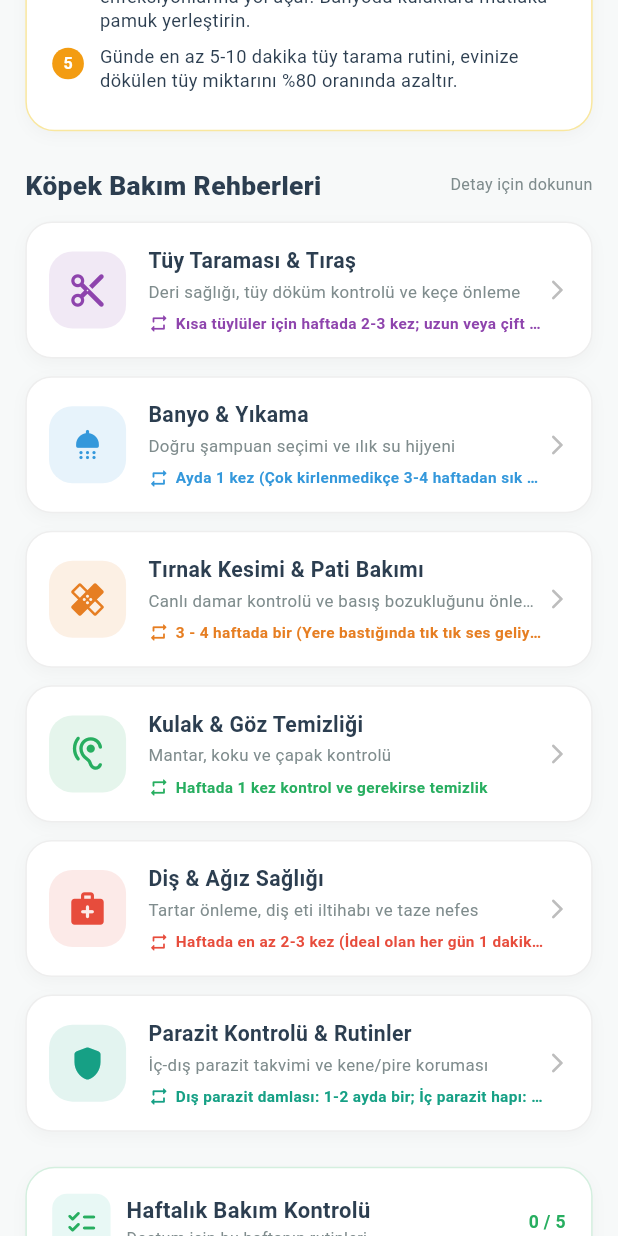
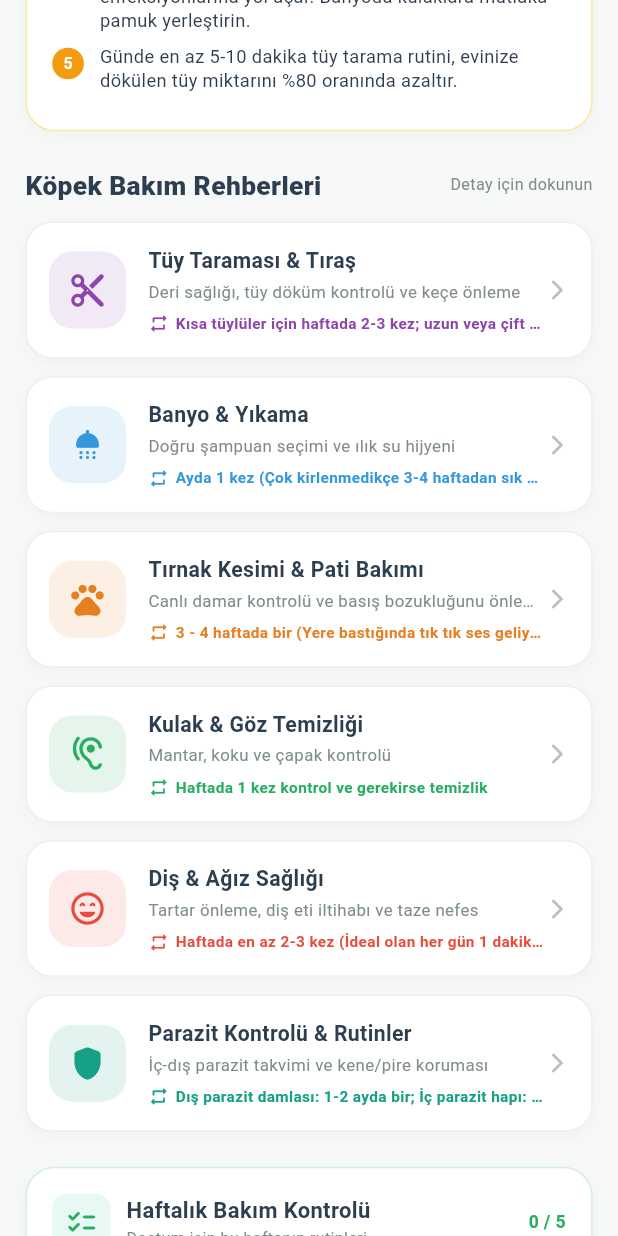
Before and after one commit to OmerKarabalik/PatiRehber, a Flutter app: the CareDashboardScreen screen opened directly, scrolled down 576 dp, on a phone screen of 412 x 824 dp. Run offline on Flutter 3.47's test engine with Material 3 defaults, Android fonts, the phone set to English and light mode, and no system bars; our stand-ins replace cloud_firestore, firebase_auth, firebase_core, flutter_local_notifications, flutter_screenutil, font_awesome_flutter and 8 more; accounts and stored records are empty; network calls fail.

Commit message:
fix(icons): replace all medical cross and plus icons with neutral health icons across app

```diff
--- a/lib/screens/care/care_dashboard_screen.dart
+++ b/lib/screens/care/care_dashboard_screen.dart
@@ -404,7 +404,7 @@ class _CareDashboardScreenState extends State<CareDashboardScreen> {
                           child: Row(
                             crossAxisAlignment: CrossAxisAlignment.start,
                             children: [
-                              const Icon(Icons.health_and_safety_rounded, color: Color(0xFF16A085), size: 24),
+                              const Icon(Icons.lightbulb_rounded, color: Color(0xFF16A085), size: 24),
                               SizedBox(width: 12.w),
                               Expanded(
                                 child: Column(
--- a/lib/screens/health/health_dashboard_screen.dart
+++ b/lib/screens/health/health_dashboard_screen.dart
@@ -186,7 +186,7 @@ class _HealthDashboardScreenState extends State<HealthDashboardScreen> {
         'key': 'vet_appointments',
         'title': appLang.translate('vet_appointments'),
         'subtitle': appLang.translate('vet_appointments_sub'),
-        'icon': Icons.medical_services_outlined,
+        'icon': Icons.event_available_rounded,
         'iconColor': Color(0xFFF39C12),
         'bgColor': Color(0xFFF39C12).withOpacity(0.1),
       },
--- a/lib/screens/health/health_records_screen.dart
+++ b/lib/screens/health/health_records_screen.dart
@@ -49,13 +49,13 @@ class _HealthRecordsScreenState extends State<HealthRecordsScreen> {
   IconData _getIconForCategory(String category) {
     switch (category) {
       case 'Muayene':
-        return Icons.medical_services_rounded;
+        return Icons.monitor_heart_rounded;
       case 'Check-up':
         return Icons.verified_user_rounded;
       case 'Aşı/Parazit':
         return Icons.vaccines_rounded;
       case 'Ameliyat':
-        return Icons.healing_rounded;
+        return Icons.content_cut_rounded;
       case 'Tahlil':
         return Icons.biotech_rounded;
       case 'Diş':
--- a/lib/screens/health/vet_appointments_screen.dart
+++ b/lib/screens/health/vet_appointments_screen.dart
@@ -169,7 +169,7 @@ class _VetAppointmentsScreenState extends State<VetAppointmentsScreen> {
                       controller: titleController,
                       decoration: InputDecoration(
                         labelText: appLang.translate('appointment_reason'),
-                        prefixIcon: const Icon(Icons.medical_services_outlined),
+                        prefixIcon: const Icon(Icons.assignment_rounded),
                         border: OutlineInputBorder(borderRadius: BorderRadius.circular(12.r)),
                       ),
                       onChanged: (val) {
--- a/lib/screens/home_screen.dart
+++ b/lib/screens/home_screen.dart
@@ -92,7 +92,7 @@ class _HomeScreenState extends State<HomeScreen> {
         title: appLang.translateDynamic('Acil Durum & İlk Yardım'),
         category: appLang.translateDynamic('Acil Durum'),
         subtitle: appLang.translateDynamic('Zehirlenme, kanama, sıcak çarpması ve kırık müdahalesi'),
-        icon: Icons.emergency_rounded,
+        icon: Icons.notifications_active_rounded,
         color: const Color(0xFFC0392B),
         keywords: ['acil', 'zehirlenme', 'kanama', 'sıcak çarpması', 'kaza', 'düşme', 'nefes', 'ilk yardım', 'koma', 'emergency', 'notfall', 'urgence'],
         destination: () => EmergencyScreen(),
@@ -101,7 +101,7 @@ class _HomeScreenState extends State<HomeScreen> {
         title: appLang.translateDynamic('Hastalık Belirtileri & Teşhis'),
         category: appLang.translate('health'),
         subtitle: appLang.translateDynamic('İştahsızlık, halsizlik, kaşınma ve alarm veren semptomlar'),
-        icon: Icons.health_and_safety_rounded,
+        icon: Icons.search_rounded,
         color: const Color(0xFFE67E22),
         keywords: ['belirti', 'hastalık', 'iştahsızlık', 'kusma', 'ishal', 'halsizlik', 'kaşınma', 'tüy dökme', 'ateş', 'symptom', 'disease'],
         destination: () => DiseaseSymptomsScreen(),
@@ -704,7 +704,7 @@ class _HomeScreenState extends State<HomeScreen> {
 
   Widget _buildGridMenu(BuildContext context, AppLanguage appLang, double screenWidth) {
     final List<Map<String, dynamic>> categories = [
-      {'key': 'health', 'title': appLang.translate('health'), 'subtitle': appLang.translate('health_sub'), 'icon': Icons.medical_services_rounded, 'color': AppTheme.iconHealth},
+      {'key': 'health', 'title': appLang.translate('health'), 'subtitle': appLang.translate('health_sub'), 'icon': Icons.favorite_rounded, 'color': AppTheme.iconHealth},
       {'key': 'nutrition', 'title': appLang.translate('nutrition'), 'subtitle': appLang.translate('nutrition_sub'), 'icon': Icons.food_bank_rounded, 'color': AppTheme.iconNutrition},
       {'key': 'care', 'title': appLang.translate('care'), 'subtitle': appLang.translate('care_sub'), 'icon': Icons.spa_rounded, 'color': AppTheme.iconCare},
       {'key': 'education', 'title': appLang.translate('education'), 'subtitle': appLang.translate('education_sub'), 'icon': Icons.school_rounded, 'color': AppTheme.iconEducation},
--- a/lib/screens/my_pet_tracking_screen.dart
+++ b/lib/screens/my_pet_tracking_screen.dart
@@ -406,7 +406,7 @@ class _MyPetTrackingScreenState extends State<MyPetTrackingScreen> {
                         children: [
                           Row(
                             children: [
-                              Icon(Icons.health_and_safety_rounded, color: isNeutered ? const Color(0xFF27AE60) : Colors.grey, size: 22),
+                              Icon(Icons.verified_user_rounded, color: isNeutered ? const Color(0xFF27AE60) : Colors.grey, size: 22),
                               SizedBox(width: 10.w),
                               Text(AppLanguage.of(context).translate('is_neutered_question'), style: TextStyle(fontWeight: FontWeight.bold, fontSize: 13.sp)),
                             ],
--- a/lib/screens/nutrition/nutrition_dashboard_screen.dart
+++ b/lib/screens/nutrition/nutrition_dashboard_screen.dart
@@ -550,7 +550,7 @@ class _NutritionDashboardScreenState extends State<NutritionDashboardScreen> {
     {
       'name': 'Pişmiş Kemikler',
       'category': '⚠️ Dikkatli Verilmeli',
-      'icon': Icons.health_and_safety_rounded,
+      'icon': Icons.warning_amber_rounded,
       'color': const Color(0xFFE67E22),
       'shortDesc': 'Pişince sertleşip kıymıklanır; boğazı, mideyi veya bağırsağı yırtabilir.',
       'detail': 'Tavuk ve kuzu kemikleri fırınlanıp kaynatıldığında esnekliğini kaybeder. Sivri uçlar yemek borusunu delip acil cerrahi müdahale gerektirebilir.',
@@ -1937,7 +1937,7 @@ class _NutritionDashboardScreenState extends State<NutritionDashboardScreen> {
           children: [
             Row(
               children: [
-                const Icon(Icons.health_and_safety_rounded, color: Color(0xFFC0392B), size: 20),
+                const Icon(Icons.warning_amber_rounded, color: Color(0xFFC0392B), size: 20),
                 SizedBox(width: 8.w),
                 Text(
                   appLang.translateDynamic('Zehirli ve Güvenli Gıdalar'),
@@ -2325,7 +2325,7 @@ class _NutritionDashboardScreenState extends State<NutritionDashboardScreen> {
         'category': 'Temel Beslenme',
         'badge': 'YAŞ DÖNEMİ',
         'badgeColor': const Color(0xFF1E824C),
-        'icon': Icons.health_and_safety_rounded,
+        'icon': Icons.verified_user_rounded,
         'iconColor': const Color(0xFF27AE60),
         'image': 'assets/images/nutrition_food.jpg',
         'fullDescription':
--- a/lib/services/care_guide_service.dart
+++ b/lib/services/care_guide_service.dart
@@ -166,7 +166,7 @@ class CareGuideService {
           id: 'dog_nails',
           title: 'Tırnak Kesimi & Pati Bakımı',
           subtitle: 'Canlı damar kontrolü ve basış bozukluğunu önleme',
-          icon: Icons.healing_rounded,
+          icon: Icons.pets_rounded,
           color: const Color(0xFFE67E22),
           frequency: '3 - 4 haftada bir (Yere bastığında tık tık ses geliyorsa uzamıştır)',
           whyImportant:
@@ -230,7 +230,7 @@ class CareGuideService {
           id: 'dog_teeth',
           title: 'Diş & Ağız Sağlığı',
           subtitle: 'Tartar önleme, diş eti iltihabı ve taze nefes',
-          icon: Icons.medical_services_rounded,
+          icon: Icons.sentiment_very_satisfied_rounded,
           color: const Color(0xFFE74C3C),
           frequency: 'Haftada en az 2-3 kez (İdeal olan her gün 1 dakikadır)',
           whyImportant:
--- a/pubspec.yaml
+++ b/pubspec.yaml
@@ -16,7 +16,7 @@ publish_to: 'none' # Remove this line if you wish to publish to pub.dev
 # https://developer.apple.com/library/archive/documentation/General/Reference/InfoPlistKeyReference/Articles/CoreFoundationKeys.html
 # In Windows, build-name is used as the major, minor, and patch parts
 # of the product and file versions while build-number is used as the build suffix.
-version: 1.0.3+7
+version: 1.0.3+8
 
 environment:
   sdk: ^3.12.2
```
